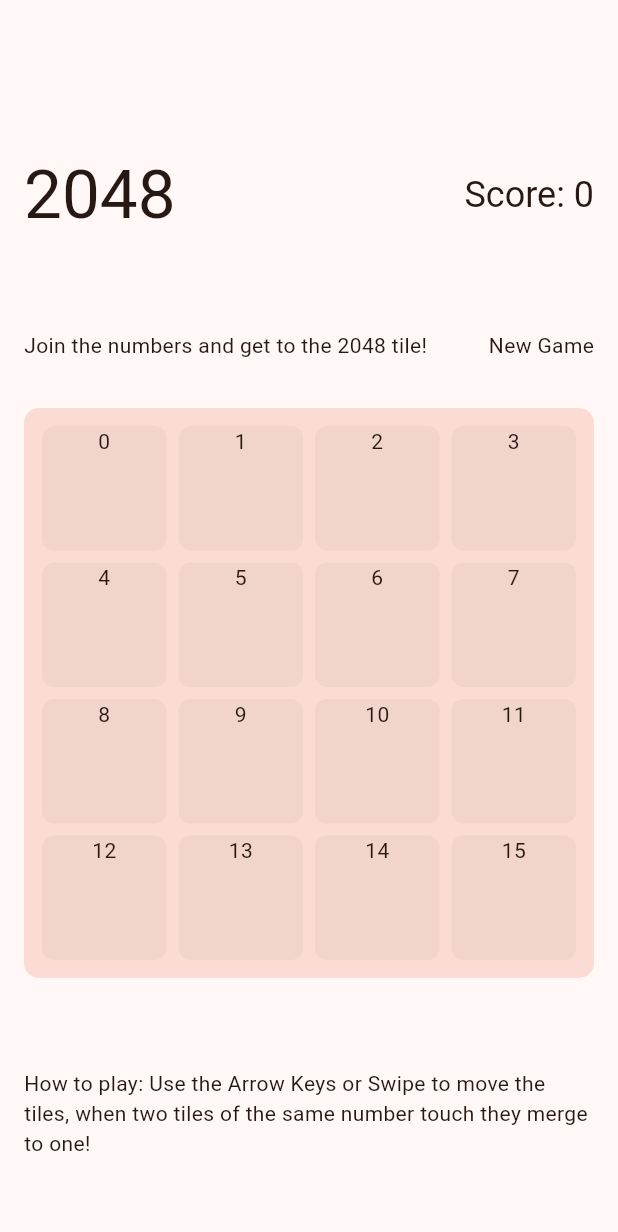
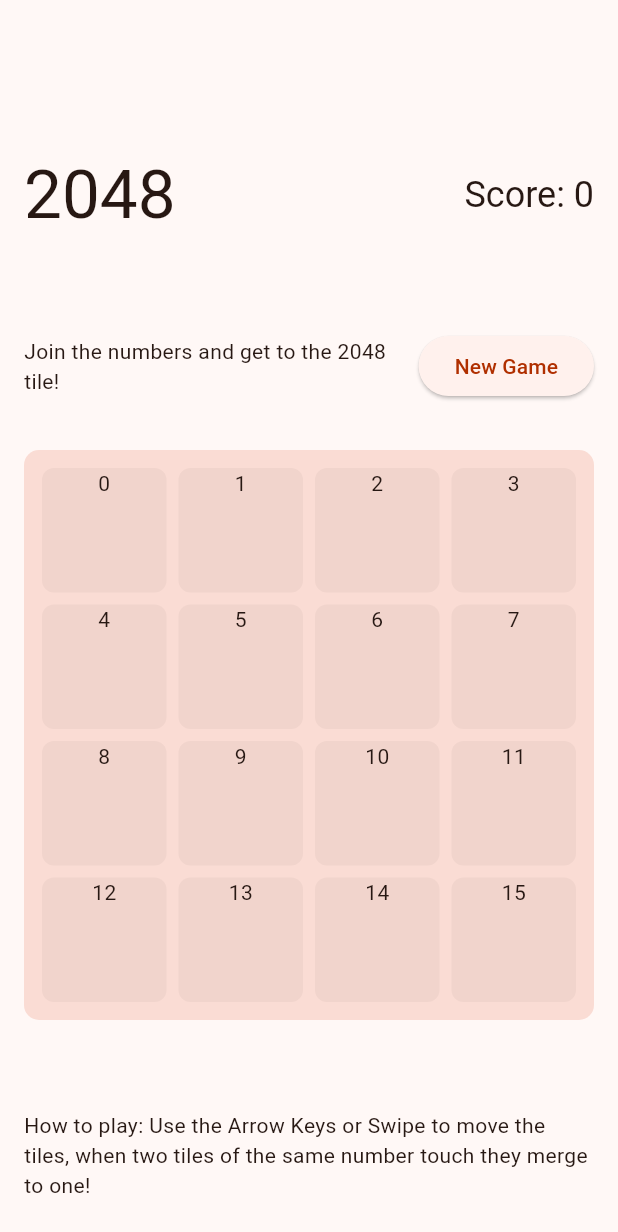
Before and after one commit to clawworks/2048, a Flutter app: the screen it shows after launch, on a phone screen of 412 x 824 dp. Shown: the top 1232 px of the screen. Run offline on Flutter 3.47's test engine with Material 3 defaults, Android fonts, the light colour scheme and no system bars; our stand-ins replace freezed_annotation, hooks_riverpod, riverpod_annotation; generated files the repository leaves out were written again.

Commit message:
Add game end and New Game

```diff
--- a/lib/game_page.dart
+++ b/lib/game_page.dart
@@ -85,18 +85,25 @@ class TitleBar extends StatelessWidget {
   }
 }
 
-class InstructionsRow extends StatelessWidget {
+class InstructionsRow extends ConsumerWidget {
   const InstructionsRow({super.key});
 
   @override
-  Widget build(BuildContext context) {
-    return const Padding(
-      padding: EdgeInsets.symmetric(vertical: 32.0),
+  Widget build(BuildContext context, WidgetRef ref) {
+    final GameState game = ref.watch(gameProvider);
+    return Padding(
+      padding: const EdgeInsets.symmetric(vertical: 32.0),
       child: Row(
         mainAxisAlignment: MainAxisAlignment.spaceBetween,
         children: [
-          Flexible(child: Text('Join the numbers and get to the 2048 tile!')),
-          Text('New Game'), // TODO
+          const Flexible(
+              child: Text('Join the numbers and get to the 2048 tile!')),
+          ElevatedButton(
+            onPressed: () {
+              ref.read(gameProvider.notifier).startNewGame();
+            },
+            child: const Text('New Game'),
+          ), // TODO
         ],
       ),
     );
@@ -160,7 +167,9 @@ class GameGrid extends ConsumerWidget {
             ref.read(gameProvider.notifier).handleSwipe(Direction.up);
           }
         },
-        child: Container(
+        child: Stack(
+          children: [
+            Container(
               decoration: BoxDecoration(
                 color: Theme.of(context).colorScheme.surfaceContainerHighest,
                 borderRadius: BorderRadius.circular(10.0),
@@ -189,7 +198,9 @@ class GameGrid extends ConsumerWidget {
                                 if (value != null)
                                   Text(
                                     '$value',
-                                style: Theme.of(context).textTheme.displayLarge,
+                                    style: Theme.of(context)
+                                        .textTheme
+                                        .displayLarge,
                                   ),
                               ],
                             ),
@@ -200,6 +211,12 @@ class GameGrid extends ConsumerWidget {
                   ),
                 ),
               ),
+            ),
+            Visibility(
+              visible: game.gameIsOver,
+              child: Center(child: Text('Game Over!')),
+            ),
+          ],
         ),
       ),
     );
--- a/lib/game_state.dart
+++ b/lib/game_state.dart
@@ -12,6 +12,7 @@ class GameState with _$GameState {
     required String name,
     required Map<int, int?> tileMap,
     required int score,
+    required bool gameIsOver,
   }) = _Game;
 
   factory GameState.fromJson(Map<String, Object?> json) =>
```
Also changed, not shown: lib/game_controller.dart (+15 -8 lines), lib/game_controller.g.dart, lib/game_state.freezed.dart, lib/game_state.g.dart. Lines whose indentation alone changed are shown as unchanged.
